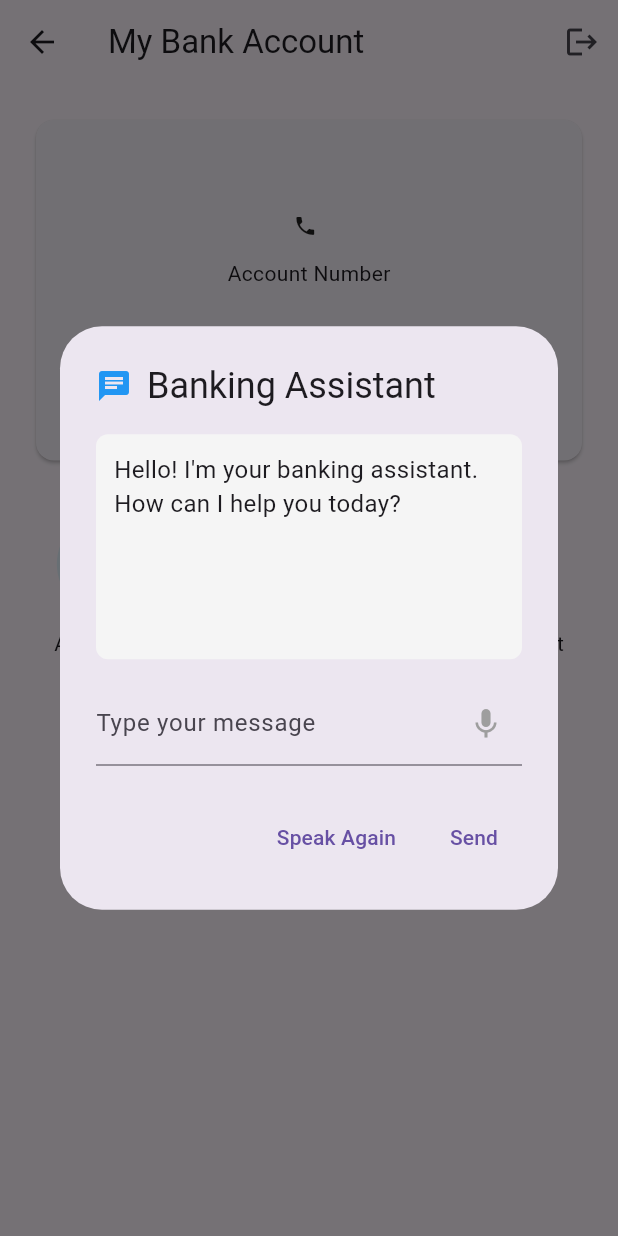
After one commit to jxwang2019-creator/Athena-recash, a Flutter app: the HomeScreen screen opened by its route, after a tap on the "chat" icon, on a phone screen of 412 x 824 dp. The commit adds this screen. Run offline on Flutter 3.47's test engine with Material 3 defaults, Android fonts, the phone set to English and light mode, and no system bars; our stand-ins replace camera, dartz, flutter_tts, permission_handler, shared_preferences; missing offline and left inert: flutter_speech, google_mlkit_face_detection, tflite_flutter; accounts and stored records are empty.

Commit message:
added speech to text

```diff
--- a/lib/screen/home_screen.dart
+++ b/lib/screen/home_screen.dart
@@ -1,7 +1,6 @@
 import 'package:flutter/material.dart';
-import 'package:shared_preferences/shared_preferences.dart';
-
 import '../model/face_account.dart';
+import '../widget/ai_chatbot_dialog.dart';
 
 class HomeScreen extends StatefulWidget {
   @override
@@ -62,6 +61,13 @@ class _HomeScreenState extends State<HomeScreen> {
     }
   }
 
+  void _showAIChatbotDialog(BuildContext context) {
+    showDialog(
+      context: context,
+      builder: (context) => const AIChatbotDialog(),
+    );
+  }
+
   @override
   Widget build(BuildContext context) {
     return Scaffold(
@@ -118,7 +124,6 @@ class _HomeScreenState extends State<HomeScreen> {
         padding: const EdgeInsets.all(20.0),
         child: Column(
           children: [
-            // Display full name
             Text(
               _currentAccount!.fullName,
               style: TextStyle(
@@ -127,8 +132,6 @@ class _HomeScreenState extends State<HomeScreen> {
               ),
             ),
             SizedBox(height: 10),
-
-            // Display phone number or ••••••••••
             Row(
               mainAxisAlignment: MainAxisAlignment.center,
               children: [
@@ -141,8 +144,6 @@ class _HomeScreenState extends State<HomeScreen> {
               ],
             ),
             SizedBox(height: 10),
-
-            // Existing account info
             Text('Account Number'),
             Text(
               _currentAccount!.accountNumber,
@@ -164,7 +165,6 @@ class _HomeScreenState extends State<HomeScreen> {
     );
   }
 
-  // Keep all existing methods exactly as they were
   Widget _buildActionButtons() {
     final isGuest = _currentAccount?.accountNumber == 'GUEST';
 
@@ -187,6 +187,12 @@ class _HomeScreenState extends State<HomeScreen> {
           icon: Icons.account_balance,
           label: 'Deposit',
           onPressed: isGuest ? null : () => _showDepositDialog(context),
+          disabled: isGuest,
+        ),
+        _buildActionButton(
+          icon: Icons.chat,
+          label: 'AI Assistant',
+          onPressed: isGuest ? null : () => _showAIChatbotDialog(context),
           disabled: isGuest,
         ),
       ],
--- /dev/null
+++ b/lib/widget/ai_chatbot_dialog.dart
@@ -0,0 +1,208 @@
+import 'package:flutter/material.dart';
+import 'package:flutter_tts/flutter_tts.dart';
+import 'package:flutter_speech/flutter_speech.dart';
+
+class AIChatbotDialog extends StatefulWidget {
+  const AIChatbotDialog({Key? key}) : super(key: key);
+
+  @override
+  _AIChatbotDialogState createState() => _AIChatbotDialogState();
+}
+
+class _AIChatbotDialogState extends State<AIChatbotDialog> {
+  final TextEditingController _messageController = TextEditingController();
+  final FlutterTts _tts = FlutterTts();
+  late SpeechRecognition _speech;
+  bool _isListening = false;
+  bool _isLoading = false;
+  bool _speechRecognitionAvailable = false;
+  String _lastResponse = 'Hello! I\'m your banking assistant. How can I help you today?';
+  final List<Map<String, String>> _conversationHistory = [
+    {'role': 'system', 'content': 'You are a helpful banking assistant. Provide concise, accurate answers about banking services.'}
+  ];
+
+  @override
+  void initState() {
+    super.initState();
+    _initSpeechRecognition();
+    _initTTS();
+    _speakInitialGreeting();
+  }
+
+  void _initSpeechRecognition() {
+    _speech = SpeechRecognition();
+
+    _speech.setAvailabilityHandler((bool result) => setState(() {
+      _speechRecognitionAvailable = result;
+      if (!result) _isListening = false;
+    }));
+
+    _speech.setRecognitionStartedHandler(() =>
+        setState(() => _isListening = true));
+
+    _speech.setRecognitionResultHandler((String text) =>
+        setState(() => _messageController.text = text));
+
+    _speech.setRecognitionCompleteHandler((String text) =>
+        setState(() => _isListening = false));
+
+    _speech.setErrorHandler(() => setState(() {
+      _isListening = false;
+      _speechRecognitionAvailable = false;
+    }));
+
+    // Activate speech recognition with default locale
+    _speech.activate("en_US").then((result) =>
+        setState(() => _speechRecognitionAvailable = result));
+  }
+
+  Future<void> _initTTS() async {
+    await _tts.setLanguage('en-US');
+    await _tts.setSpeechRate(0.5);
+    await _tts.setPitch(1.0);
+    await _tts.awaitSpeakCompletion(true);
+  }
+
+  Future<void> _speakInitialGreeting() async {
+    await _tts.speak(_lastResponse);
+  }
+
+  Future<void> _sendMessageToAI(String message) async {
+    if (message.trim().isEmpty) return;
+
+    setState(() {
+      _isLoading = true;
+      _conversationHistory.add({'role': 'user', 'content': message});
+    });
+
+    // Simulate network delay
+    await Future.delayed(const Duration(milliseconds: 500));
+
+    try {
+      final String aiResponse = _generateMockResponse(message);
+
+      setState(() {
+        _lastResponse = aiResponse;
+        _conversationHistory.add({'role': 'assistant', 'content': aiResponse});
+        _isLoading = false;
+      });
+
+      await _tts.speak(aiResponse);
+    } catch (e) {
+      setState(() {
+        _lastResponse = "Sorry, I encountered an error processing your request.";
+        _isLoading = false;
+      });
+      debugPrint("Error in _sendMessageToAI: $e");
+    } finally {
+      _messageController.clear();
+    }
+  }
+
+  String _generateMockResponse(String message) {
+    final String lowerMessage = message.toLowerCase();
+
+    if (lowerMessage.contains('balance')) {
+      return "Your current account balance is \$2,450.67. Would you like to know about recent transactions?";
+    } else if (lowerMessage.contains('transfer')) {
+      if (lowerMessage.contains('how') || lowerMessage.contains('process')) {
+        return "To transfer money:\n1. Go to Transfers section\n2. Enter recipient details\n3. Enter amount\n4. Confirm and submit\nWould you like to start a transfer now?";
+      }
+      return "I can help you with money transfers. You'll need the recipient's account number and the amount. Ready to proceed?";
+    } else if (lowerMessage.contains('deposit')) {
+      if (lowerMessage.contains('mobile') || lowerMessage.contains('app')) {
+        return "For mobile deposits:\n1. Select 'Deposit Check' in the app\n2. Take photos of the check\n3. Enter amount\n4. Submit\nMaximum mobile deposit is \$5,000 per day.";
+      }
+      return "You can deposit funds at ATMs, branches, or via mobile check deposit. Which method would you like to use?";
+    } else if (lowerMessage.contains('account') || lowerMessage.contains('number')) {
+      return "Your account number ends with 4567. For security, I can't share the full number here. Please check your statement or visit a branch for full details.";
+    } else if (lowerMessage.contains('help') || lowerMessage.contains('support')) {
+      return "I can assist with:\n- Account balances\n- Funds transfer\n- Deposits\n- Bill payments\n- Account statements\nWhat would you like help with?";
+    }
+
+    return "I'm your banking assistant. I can help with account balances, transfers, deposits, and more. Please ask me a specific banking question.";
+  }
+
+  void _toggleListening() {
+    if (_isListening) {
+      _speech.stop().then((result) => setState(() => _isListening = false));
+    } else {
+      if (_speechRecognitionAvailable) {
+        _speech.listen().then((result) {
+          if (!result) {
+            setState(() => _isListening = false);
+          }
+        });
+      }
+    }
+  }
+
+  @override
+  void dispose() {
+    _tts.stop();
+    _speech.cancel();
+    _messageController.dispose();
+    super.dispose();
+  }
+
+  @override
+  Widget build(BuildContext context) {
+    return AlertDialog(
+      title: Row(
+        children: const [
+          Icon(Icons.chat, color: Colors.blue),
+          SizedBox(width: 10),
+          Text('Banking Assistant'),
+        ],
+      ),
+      content: Column(
+        mainAxisSize: MainAxisSize.min,
+        children: [
+          Container(
+            padding: const EdgeInsets.all(12),
+            decoration: BoxDecoration(
+              color: Colors.grey[100],
+              borderRadius: BorderRadius.circular(8),
+            ),
+            height: 150,
+            width: double.infinity,
+            child: _isLoading
+                ? const Center(child: CircularProgressIndicator())
+                : SingleChildScrollView(
+              child: Text(
+                _lastResponse,
+                style: const TextStyle(fontSize: 16),
+              ),
+            ),
+          ),
+          const SizedBox(height: 15),
+          TextField(
+            controller: _messageController,
+            decoration: InputDecoration(
+              labelText: 'Type your message',
+              suffixIcon: IconButton(
+                icon: Icon(
+                  _isListening ? Icons.mic_off : Icons.mic,
+                  color: _isListening ? Colors.red :
+                  _speechRecognitionAvailable ? Colors.blue : Colors.grey,
+                ),
+                onPressed: _speechRecognitionAvailable ? _toggleListening : null,
+              ),
+            ),
+            onSubmitted: _sendMessageToAI,
+          ),
+        ],
+      ),
+      actions: [
+        TextButton(
+          child: const Text('Speak Again'),
+          onPressed: () => _tts.speak(_lastResponse),
+        ),
+        TextButton(
+          child: const Text('Send'),
+          onPressed: () => _sendMessageToAI(_messageController.text),
+        ),
+      ],
+    );
+  }
+}
--- a/pubspec.yaml
+++ b/pubspec.yaml
@@ -50,6 +50,12 @@ dependencies:
   dartz: ^0.10.1
   crypto: ^3.0.2
   uuid: ^4.5.1
+
+  # chatbot
+  flutter_tts: ^4.2.0
+  flutter_speech: ^2.0.1
+  http: ^1.4.0
+  flutter_dotenv: ^5.2.1
 
 dev_dependencies:
   flutter_test:
```
Also changed, not shown: pubspec.lock, 5 other files.
